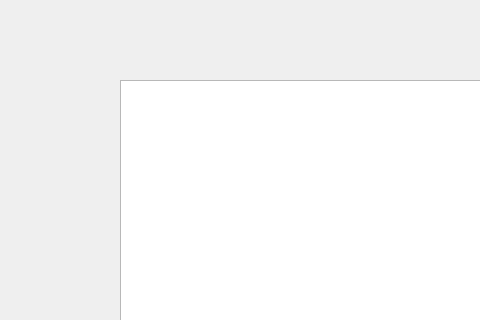
1599982/Wallet, file window.ui: the form before one commit; both pictures show x 0 to 480 and y 0 to 320 of the 800 by 600 pixel window.
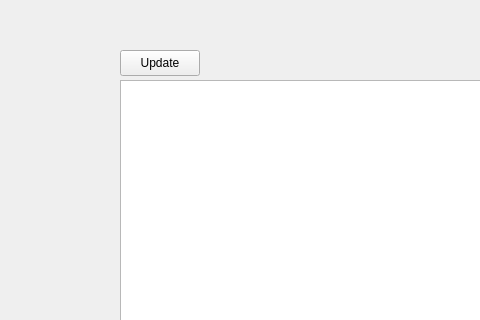
The form after the commit.

Diff of the .ui file:
```diff
--- a/window.ui
+++ b/window.ui
@@ -111,6 +111,19 @@
        <string>Edit</string>
       </property>
      </widget>
+     <widget class="QPushButton" name="PBTN_UPDATE">
+      <property name="geometry">
+       <rect>
+        <x>30</x>
+        <y>10</y>
+        <width>80</width>
+        <height>26</height>
+       </rect>
+      </property>
+      <property name="text">
+       <string>Update</string>
+      </property>
+     </widget>
     </widget>
     <widget class="QWidget" name="STKW_FORM_REGISTER">
      <widget class="QLineEdit" name="LEDIT_USER_R">
```
